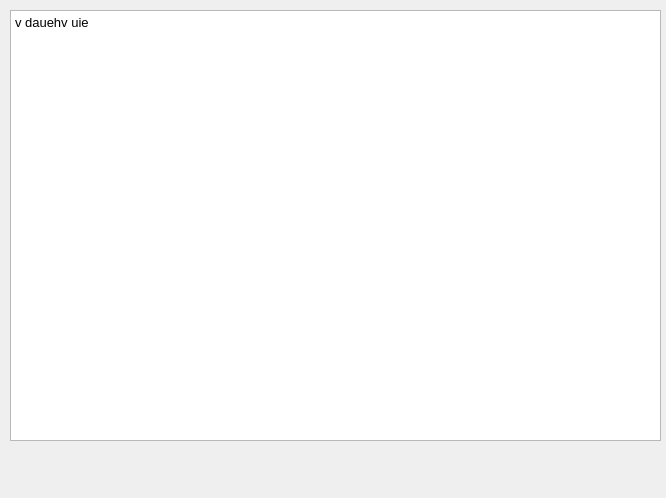
NightSkumbry/ege_app_client, file Forms/Task.ui: the form before one commit.
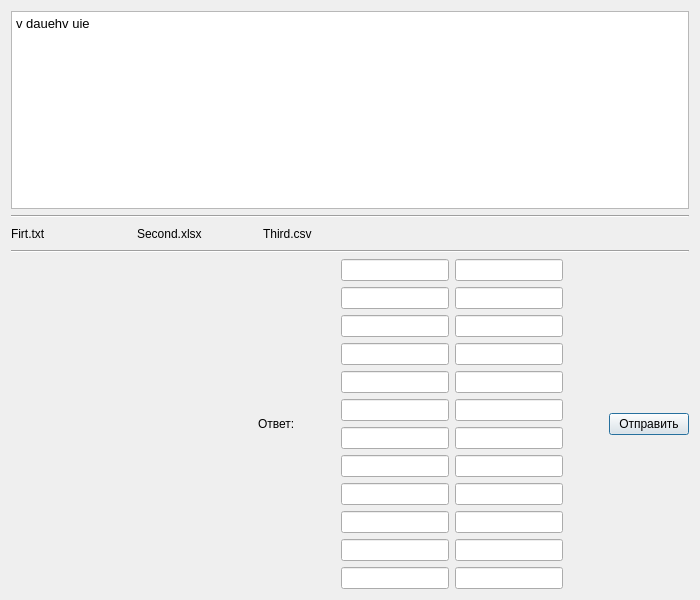
The form after the commit.

Patch:
```diff
--- a/Forms/Task.ui
+++ b/Forms/Task.ui
@@ -6,24 +6,18 @@
    <rect>
     <x>0</x>
     <y>0</y>
-    <width>666</width>
-    <height>498</height>
+    <width>700</width>
+    <height>600</height>
    </rect>
   </property>
   <property name="windowTitle">
    <string>Task №x</string>
   </property>
-  <widget class="QTextBrowser" name="textBrowser">
-   <property name="geometry">
-    <rect>
-     <x>10</x>
-     <y>10</y>
-     <width>651</width>
-     <height>431</height>
-    </rect>
-   </property>
-   <property name="html">
-    <string>&lt;!DOCTYPE HTML PUBLIC &quot;-//W3C//DTD HTML 4.0//EN&quot; &quot;http://www.w3.org/TR/REC-html40/strict.dtd&quot;&gt;
+  <layout class="QVBoxLayout" name="verticalLayout">
+   <item>
+    <widget class="QTextBrowser" name="task_text">
+     <property name="html">
+      <string>&lt;!DOCTYPE HTML PUBLIC &quot;-//W3C//DTD HTML 4.0//EN&quot; &quot;http://www.w3.org/TR/REC-html40/strict.dtd&quot;&gt;
 &lt;html&gt;&lt;head&gt;&lt;meta name=&quot;qrichtext&quot; content=&quot;1&quot; /&gt;&lt;meta charset=&quot;utf-8&quot; /&gt;&lt;style type=&quot;text/css&quot;&gt;
 p, li { white-space: pre-wrap; }
 hr { height: 1px; border-width: 0; }
@@ -31,8 +25,213 @@
 li.checked::marker { content: &quot;\2612&quot;; }
 &lt;/style&gt;&lt;/head&gt;&lt;body style=&quot; font-family:'Ubuntu'; font-size:10pt; font-weight:400; font-style:normal;&quot;&gt;
 &lt;p style=&quot; margin-top:0px; margin-bottom:0px; margin-left:0px; margin-right:0px; -qt-block-indent:0; text-indent:0px;&quot;&gt;v dauehv uie&lt;/p&gt;&lt;/body&gt;&lt;/html&gt;</string>
-   </property>
-  </widget>
+     </property>
+    </widget>
+   </item>
+   <item>
+    <widget class="Line" name="line">
+     <property name="orientation">
+      <enum>Qt::Horizontal</enum>
+     </property>
+    </widget>
+   </item>
+   <item>
+    <layout class="QHBoxLayout" name="file_layout">
+     <item>
+      <widget class="QLabel" name="file_one">
+       <property name="minimumSize">
+        <size>
+         <width>120</width>
+         <height>0</height>
+        </size>
+       </property>
+       <property name="text">
+        <string>Firt.txt</string>
+       </property>
+      </widget>
+     </item>
+     <item>
+      <widget class="QLabel" name="file_two">
+       <property name="minimumSize">
+        <size>
+         <width>120</width>
+         <height>0</height>
+        </size>
+       </property>
+       <property name="text">
+        <string>Second.xlsx</string>
+       </property>
+      </widget>
+     </item>
+     <item>
+      <widget class="QLabel" name="file_three">
+       <property name="minimumSize">
+        <size>
+         <width>120</width>
+         <height>0</height>
+        </size>
+       </property>
+       <property name="text">
+        <string>Third.csv</string>
+       </property>
+      </widget>
+     </item>
+     <item>
+      <spacer name="horizontalSpacer">
+       <property name="orientation">
+        <enum>Qt::Horizontal</enum>
+       </property>
+       <property name="sizeHint" stdset="0">
+        <size>
+         <width>40</width>
+         <height>20</height>
+        </size>
+       </property>
+      </spacer>
+     </item>
+    </layout>
+   </item>
+   <item>
+    <widget class="Line" name="line_2">
+     <property name="orientation">
+      <enum>Qt::Horizontal</enum>
+     </property>
+    </widget>
+   </item>
+   <item>
+    <layout class="QHBoxLayout" name="horizontalLayout_3">
+     <item>
+      <spacer name="horizontalSpacer_2">
+       <property name="orientation">
+        <enum>Qt::Horizontal</enum>
+       </property>
+       <property name="sizeHint" stdset="0">
+        <size>
+         <width>40</width>
+         <height>20</height>
+        </size>
+       </property>
+      </spacer>
+     </item>
+     <item>
+      <widget class="QLabel" name="answer_label">
+       <property name="text">
+        <string>Ответ:</string>
+       </property>
+      </widget>
+     </item>
+     <item>
+      <layout class="QGridLayout" name="gridLayout">
+       <item row="5" column="2">
+        <widget class="QLineEdit" name="lineEdit_7"/>
+       </item>
+       <item row="2" column="2">
+        <widget class="QLineEdit" name="lineEdit_4"/>
+       </item>
+       <item row="9" column="2">
+        <widget class="QLineEdit" name="lineEdit_11"/>
+       </item>
+       <item row="4" column="2">
+        <widget class="QLineEdit" name="lineEdit_6"/>
+       </item>
+       <item row="10" column="2">
+        <widget class="QLineEdit" name="lineEdit_12"/>
+       </item>
+       <item row="3" column="2">
+        <widget class="QLineEdit" name="lineEdit_5"/>
+       </item>
+       <item row="6" column="2">
+        <widget class="QLineEdit" name="lineEdit_8"/>
+       </item>
+       <item row="7" column="2">
+        <widget class="QLineEdit" name="lineEdit_9"/>
+       </item>
+       <item row="8" column="2">
+        <widget class="QLineEdit" name="lineEdit_10"/>
+       </item>
+       <item row="0" column="1">
+        <spacer name="horizontalSpacer_4">
+         <property name="orientation">
+          <enum>Qt::Horizontal</enum>
+         </property>
+         <property name="sizeHint" stdset="0">
+          <size>
+           <width>40</width>
+           <height>20</height>
+          </size>
+         </property>
+        </spacer>
+       </item>
+       <item row="1" column="2">
+        <widget class="QLineEdit" name="lineEdit_3"/>
+       </item>
+       <item row="0" column="4">
+        <spacer name="horizontalSpacer_3">
+         <property name="orientation">
+          <enum>Qt::Horizontal</enum>
+         </property>
+         <property name="sizeHint" stdset="0">
+          <size>
+           <width>40</width>
+           <height>20</height>
+          </size>
+         </property>
+        </spacer>
+       </item>
+       <item row="0" column="3">
+        <widget class="QLineEdit" name="lineEdit"/>
+       </item>
+       <item row="0" column="2">
+        <widget class="QLineEdit" name="lineEdit_2"/>
+       </item>
+       <item row="11" column="2">
+        <widget class="QLineEdit" name="lineEdit_13"/>
+       </item>
+       <item row="1" column="3">
+        <widget class="QLineEdit" name="lineEdit_14"/>
+       </item>
+       <item row="2" column="3">
+        <widget class="QLineEdit" name="lineEdit_15"/>
+       </item>
+       <item row="3" column="3">
+        <widget class="QLineEdit" name="lineEdit_16"/>
+       </item>
+       <item row="4" column="3">
+        <widget class="QLineEdit" name="lineEdit_17"/>
+       </item>
+       <item row="5" column="3">
+        <widget class="QLineEdit" name="lineEdit_18"/>
+       </item>
+       <item row="6" column="3">
+        <widget class="QLineEdit" name="lineEdit_19"/>
+       </item>
+       <item row="7" column="3">
+        <widget class="QLineEdit" name="lineEdit_20"/>
+       </item>
+       <item row="8" column="3">
+        <widget class="QLineEdit" name="lineEdit_21"/>
+       </item>
+       <item row="9" column="3">
+        <widget class="QLineEdit" name="lineEdit_22"/>
+       </item>
+       <item row="10" column="3">
+        <widget class="QLineEdit" name="lineEdit_23"/>
+       </item>
+       <item row="11" column="3">
+        <widget class="QLineEdit" name="lineEdit_24"/>
+       </item>
+      </layout>
+     </item>
+     <item>
+      <widget class="QPushButton" name="send_answer_button">
+       <property name="text">
+        <string>Отправить</string>
+       </property>
+      </widget>
+     </item>
+    </layout>
+   </item>
+  </layout>
  </widget>
  <resources/>
  <connections/>
```
